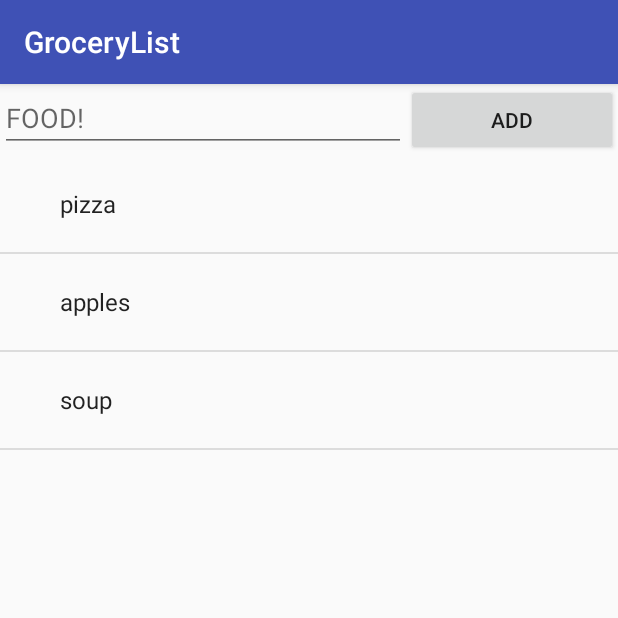
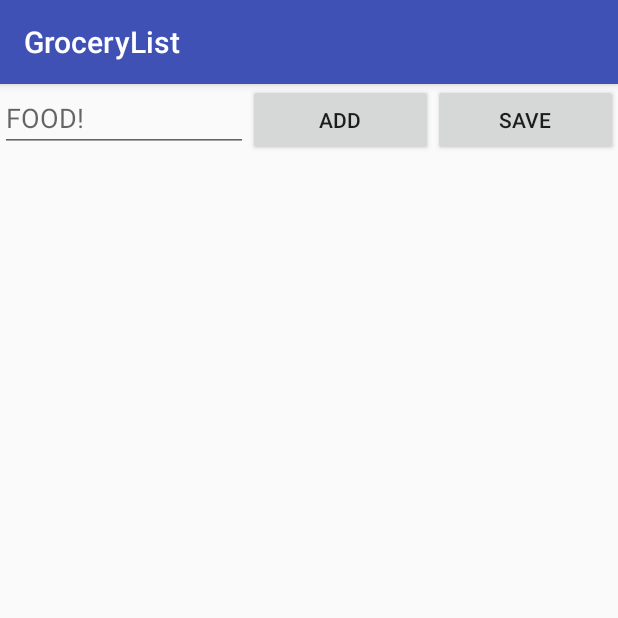
Before and after one commit to spaceRaccon/GroceryList, an Android app: the screen it shows after launch (MainActivity), after a tap on "ADD", on a phone screen of 412 x 824 dp, the top half of it. Run offline under Robolectric (Android 15) with nearby library versions, the phone set to English and light mode, and no system bars.

Commit message:
save state
added a save state but needs fixing, cannot retrieve items in the file.

```diff
--- a/app/src/main/java/jackrabbit/grocerylist/MainActivity.java
+++ b/app/src/main/java/jackrabbit/grocerylist/MainActivity.java
@@ -2,6 +2,7 @@ package jackrabbit.grocerylist;
 
 import android.app.AlertDialog;
 import android.content.DialogInterface;
+import android.content.SharedPreferences;
 import android.support.v7.app.AppCompatActivity;
 import android.os.Bundle;
 import android.view.View;
@@ -12,35 +13,45 @@ import android.widget.EditText;
 import android.widget.ListView;
 import android.widget.Toast;
 
+import java.io.FileInputStream;
+import java.io.FileNotFoundException;
+import java.io.FileOutputStream;
+import java.io.IOException;
+import java.io.ObjectInputStream;
 import java.util.ArrayList;
+import java.util.Objects;
 
-public class MainActivity extends AppCompatActivity implements View.OnClickListener, DialogInterface {
+public class MainActivity extends AppCompatActivity implements View.OnClickListener {
 
+    private static final String FILENAME = "groceryList";
     private EditText addTxt;
     private Button addBtn;
+    private Button saveBtn;
     private ListView list;
 
     private ArrayList<String> groceryList = new ArrayList<String>();
+
 
     @Override
     protected void onCreate(Bundle savedInstanceState) {
         super.onCreate(savedInstanceState);
         setContentView(R.layout.activity_main);
 
+        read();
+
         AlertDialog.Builder alertDialogBuilder =  new AlertDialog.Builder(this);
 
         addTxt = (EditText)findViewById(R.id.addView);
 
+        // add button
         addBtn = (Button)findViewById(R.id.addbtn);
         addBtn.setOnClickListener(this);
 
+        saveBtn = (Button)findViewById(R.id.saveBtn);
+        saveBtn.setOnClickListener(this);
+
+        // list view
         list = (ListView)findViewById(R.id.list);
-
-        // test
-        groceryList.add("pizza");
-        groceryList.add("apples");
-        groceryList.add("soup");
-
         final ArrayAdapter<String> adapter = new ArrayAdapter<String> (this,android.R.layout.simple_expandable_list_item_1, android.R.id.text1, groceryList);
         list.setAdapter(adapter);
         list.setOnItemClickListener(new AdapterView.OnItemClickListener() {
@@ -80,12 +91,11 @@ public class MainActivity extends AppCompatActivity implements View.OnClickListe
 
     @Override
     public void onClick(View v) {
-
         String addValue;
-
         // add button
         if (v.equals(addBtn)){
-            addValue = addTxt.getText().toString();
+            addValue = addTxt.getText().toString() + " ";
+
             // check to see if the addTxt is empty
             if (addValue != null){
                 groceryList.add(addValue);
@@ -95,16 +105,44 @@ public class MainActivity extends AppCompatActivity implements View.OnClickListe
                 Toast.makeText(this, "Nothing to add", Toast.LENGTH_SHORT).show();
 
             addTxt.setText("");
+        } else if (v.equals(saveBtn)){
+            saveList();
         }
     }
 
-    @Override
-    public void cancel() {
+    public void saveList() {
+
+        FileOutputStream fOut;
+        try {
+             fOut = openFileOutput(FILENAME, MODE_WORLD_READABLE);
+            for (String s: groceryList){
+                fOut.write(s.getBytes());
+            }
+            fOut.close();
+            Toast.makeText(this, "Saved file", Toast.LENGTH_SHORT).show();
+        } catch (Exception e){
+            e.printStackTrace();
+        }
 
     }
 
-    @Override
-    public void dismiss() {
+    public void read () {
+        FileInputStream fin = null;
+        int c;
+        String temp = "";
+        try {
+            fin = openFileInput(FILENAME);
+            while ((c = fin.read()) != -1){
+                temp = temp + Character.toString((char) c);
+
+            }
+            groceryList.add(temp);
+
+        } catch (FileNotFoundException e) {
+            e.printStackTrace();
+        } catch (IOException e) {
+            e.printStackTrace();
+        }
 
     }
 }
--- a/app/src/main/res/layout/activity_main.xml
+++ b/app/src/main/res/layout/activity_main.xml
@@ -18,7 +18,7 @@
             android:layout_width="wrap_content"
             android:layout_height="wrap_content"
             android:hint="@string/hint"
-            android:layout_weight="80"
+            android:layout_weight="60"
             android:id="@+id/addView" >
         </EditText>
 
@@ -28,6 +28,13 @@
             android:layout_weight="20"
             android:text="ADD"
             android:id="@+id/addbtn" />
+
+        <Button
+            android:layout_width="wrap_content"
+            android:layout_height="wrap_content"
+            android:layout_weight="20"
+            android:text="SAVE"
+            android:id="@+id/saveBtn" />
 
     </LinearLayout>
 
```
Also changed, not shown: app/src/main/res/mipmap-hdpi/ic_launcher.png (deleted), app/src/main/res/mipmap-mdpi/ic_launcher.png (deleted), app/src/main/res/mipmap-xhdpi/ic_launcher.png (deleted), app/src/main/res/mipmap-xxhdpi/ic_launcher.png, app/src/main/res/mipmap-xxxhdpi/ic_launcher.png.
